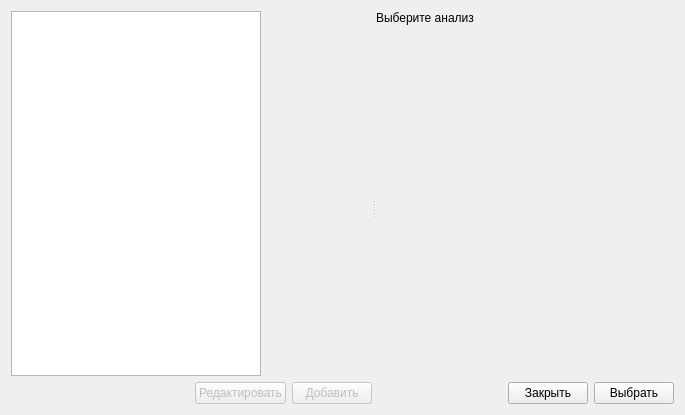
The window that src/Tsunami/ChoiceAnalysisForm.ui (maluginp/Tsunami) describes before a commit, drawn with Qt 5.
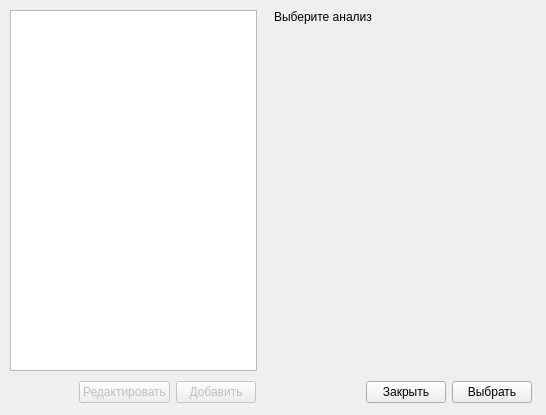
The same window after the commit.

Patch:
```diff
--- a/src/Tsunami/ChoiceAnalysisForm.ui
+++ b/src/Tsunami/ChoiceAnalysisForm.ui
@@ -6,32 +6,22 @@
    <rect>
     <x>0</x>
     <y>0</y>
-    <width>685</width>
+    <width>546</width>
     <height>415</height>
    </rect>
   </property>
   <property name="windowTitle">
    <string>Выберите тип анализа для измерения</string>
   </property>
-  <layout class="QGridLayout" name="gridLayout">
-   <item row="0" column="0">
-    <widget class="QSplitter" name="splitter">
-     <property name="orientation">
-      <enum>Qt::Horizontal</enum>
-     </property>
-     <widget class="QWidget" name="layoutWidget">
-      <layout class="QVBoxLayout" name="verticalLayout">
-       <item>
-        <widget class="QListView" name="analysisList">
-         <property name="maximumSize">
-          <size>
-           <width>250</width>
-           <height>16777215</height>
-          </size>
-         </property>
-        </widget>
-       </item>
-       <item>
+  <widget class="QWidget" name="">
+   <property name="geometry">
+    <rect>
+     <x>40</x>
+     <y>380</y>
+     <width>216</width>
+     <height>25</height>
+    </rect>
+   </property>
         <layout class="QHBoxLayout" name="horizontalLayout">
          <item>
           <spacer name="horizontalSpacer_2">
@@ -67,13 +57,32 @@
           </widget>
          </item>
         </layout>
-       </item>
-      </layout>
-     </widget>
-     <widget class="QWidget" name="layoutWidget">
-      <layout class="QVBoxLayout" name="verticalLayout_2">
-       <item>
+  </widget>
+  <widget class="QListView" name="analysisList">
+   <property name="geometry">
+    <rect>
+     <x>10</x>
+     <y>10</y>
+     <width>247</width>
+     <height>361</height>
+    </rect>
+   </property>
+   <property name="maximumSize">
+    <size>
+     <width>250</width>
+     <height>16777215</height>
+    </size>
+   </property>
+  </widget>
         <widget class="QLabel" name="descriptionLabel">
+   <property name="geometry">
+    <rect>
+     <x>274</x>
+     <y>10</y>
+     <width>241</width>
+     <height>221</height>
+    </rect>
+   </property>
          <property name="text">
           <string>Выберите анализ</string>
          </property>
@@ -81,21 +90,15 @@
           <set>Qt::AlignJustify|Qt::AlignTop</set>
          </property>
         </widget>
-       </item>
-       <item>
-        <spacer name="verticalSpacer">
-         <property name="orientation">
-          <enum>Qt::Vertical</enum>
-         </property>
-         <property name="sizeHint" stdset="0">
-          <size>
-           <width>20</width>
-           <height>40</height>
-          </size>
-         </property>
-        </spacer>
-       </item>
-       <item>
+  <widget class="QWidget" name="">
+   <property name="geometry">
+    <rect>
+     <x>330</x>
+     <y>380</y>
+     <width>202</width>
+     <height>25</height>
+    </rect>
+   </property>
         <layout class="QHBoxLayout" name="horizontalLayout_2">
          <item>
           <spacer name="horizontalSpacer">
@@ -125,12 +128,7 @@
           </widget>
          </item>
         </layout>
-       </item>
-      </layout>
-     </widget>
-    </widget>
-   </item>
-  </layout>
+  </widget>
  </widget>
  <resources/>
  <connections/>
```
Lines whose indentation alone changed are shown as unchanged.
